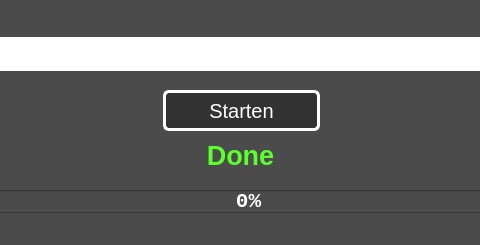
First picture: the form in build1/exe.win-amd64-3.9/Gui/MainWindow.ui, repository ManuelDeV-exe/Nullpunktverschiebung_Heidenhain, before the edit; both pictures show x 267 to 747 and y 0 to 245 of the 1046 by 245 pixel window.
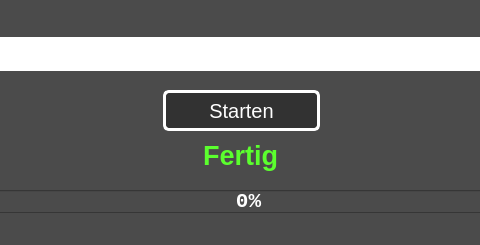
Second picture: the form after the edit. Icons and pictures are not drawn.

The edit to the form file:
```diff
--- a/build1/exe.win-amd64-3.9/Gui/MainWindow.ui
+++ b/build1/exe.win-amd64-3.9/Gui/MainWindow.ui
@@ -232,7 +232,7 @@
 </string>
     </property>
     <property name="text">
-     <string>Done</string>
+     <string>Fertig</string>
     </property>
     <property name="scaledContents">
      <bool>true</bool>
```
Left out of the diff: 4 changed lines with no effect on the pictures.
